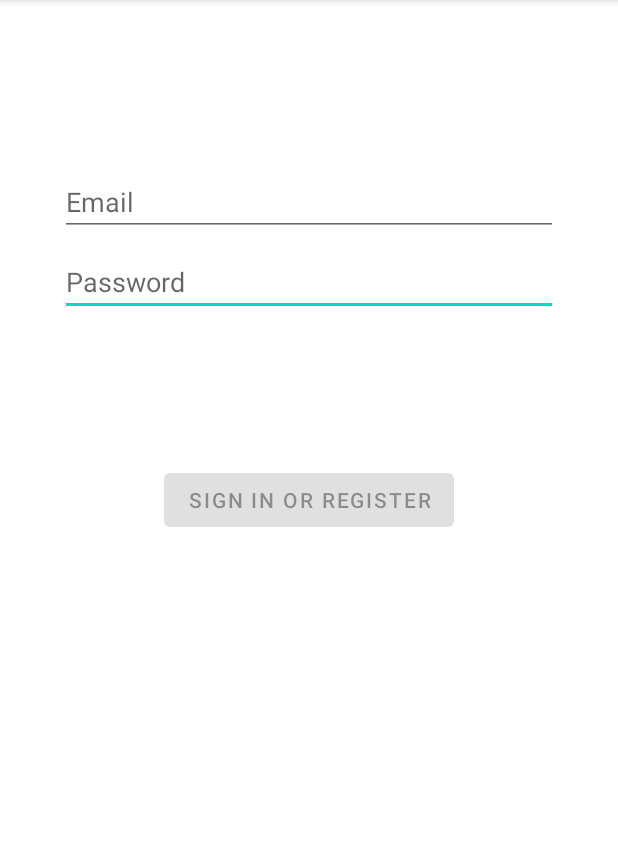
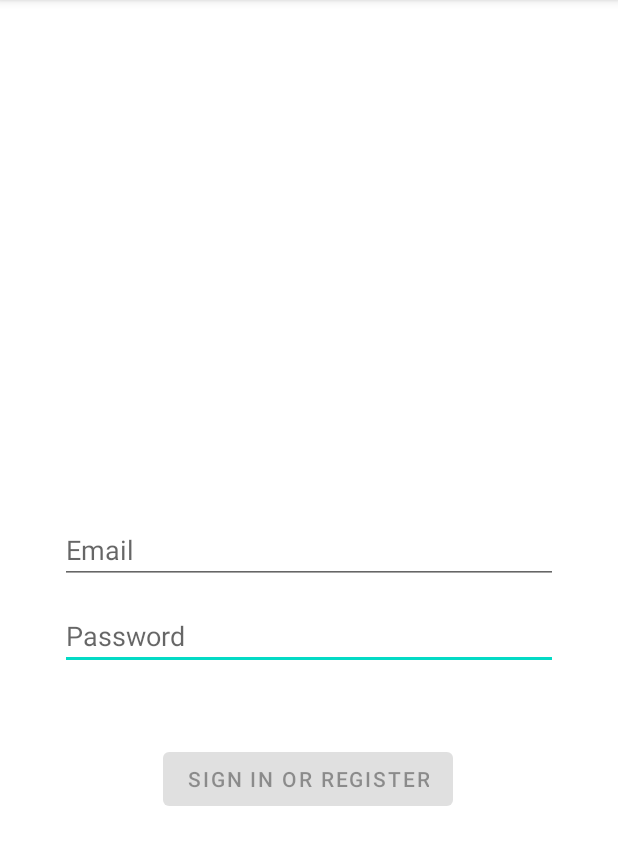
Before and after one commit to jessikka12/HackNC2021, an Android app: the screen it shows after launch (LoginActivity), on a phone screen of 412 x 824 dp, the part 84-949 px from its top. Run offline under Robolectric (Android 15) with nearby library versions, the phone set to English and light mode, and no system bars.

Commit message:
changed location of home screen

```diff
--- a/app/src/main/res/layout/activity_login.xml
+++ b/app/src/main/res/layout/activity_login.xml
@@ -24,16 +24,17 @@
         android:text="@string/action_sign_in"
         app:layout_constraintBottom_toBottomOf="parent"
         app:layout_constraintEnd_toEndOf="parent"
+        app:layout_constraintHorizontal_bias="0.495"
         app:layout_constraintStart_toStartOf="parent"
         app:layout_constraintTop_toBottomOf="@+id/password"
-        app:layout_constraintVertical_bias="0.2" />
+        app:layout_constraintVertical_bias="0.184" />
 
     <EditText
         android:id="@+id/password"
         android:layout_width="0dp"
         android:layout_height="wrap_content"
         android:layout_marginStart="24dp"
-        android:layout_marginTop="8dp"
+        android:layout_marginTop="12dp"
         android:layout_marginEnd="24dp"
         android:hint="@string/prompt_password"
         android:imeActionLabel="@string/action_sign_in_short"
@@ -41,6 +42,7 @@
         android:inputType="textPassword"
         android:selectAllOnFocus="true"
         app:layout_constraintEnd_toEndOf="parent"
+        app:layout_constraintHorizontal_bias="0.781"
         app:layout_constraintStart_toStartOf="parent"
         app:layout_constraintTop_toBottomOf="@+id/username" />
 
@@ -49,12 +51,13 @@
         android:layout_width="0dp"
         android:layout_height="wrap_content"
         android:layout_marginStart="24dp"
-        android:layout_marginTop="96dp"
+        android:layout_marginTop="328dp"
         android:layout_marginEnd="24dp"
         android:hint="@string/prompt_email"
         android:inputType="textEmailAddress"
         android:selectAllOnFocus="true"
         app:layout_constraintEnd_toEndOf="parent"
+        app:layout_constraintHorizontal_bias="0.156"
         app:layout_constraintStart_toStartOf="parent"
         app:layout_constraintTop_toTopOf="parent" />
 
```
